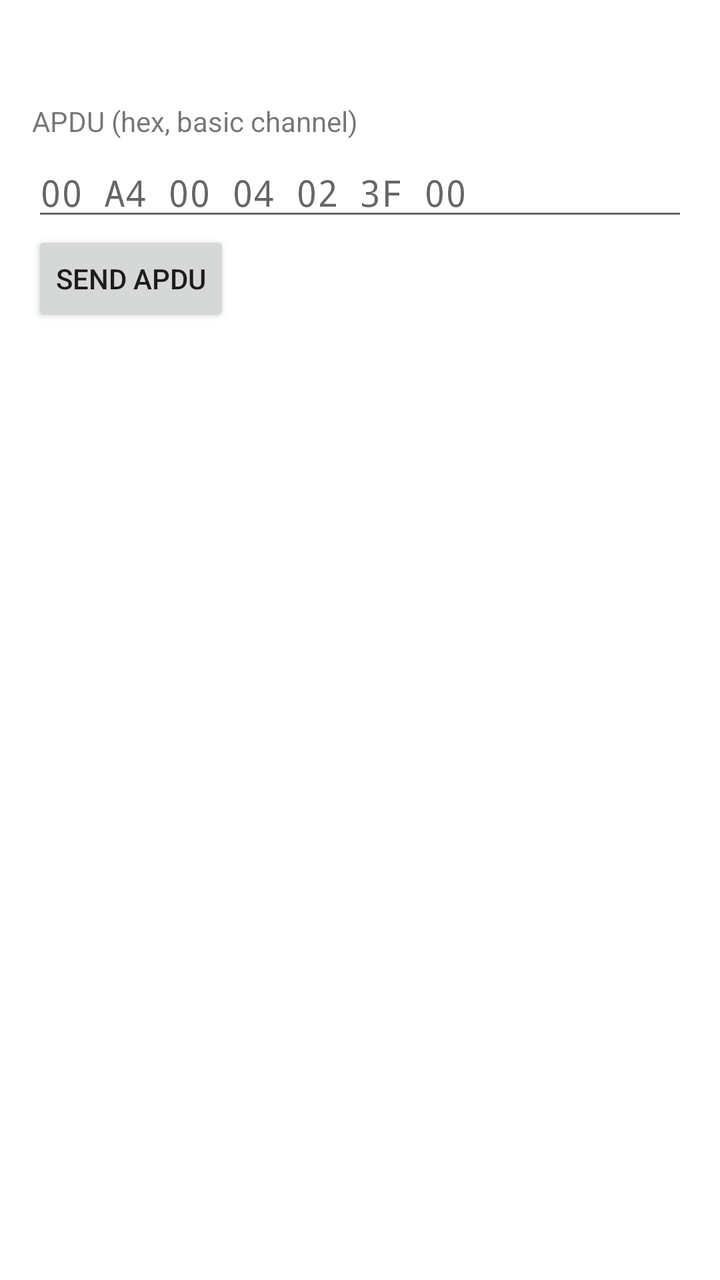
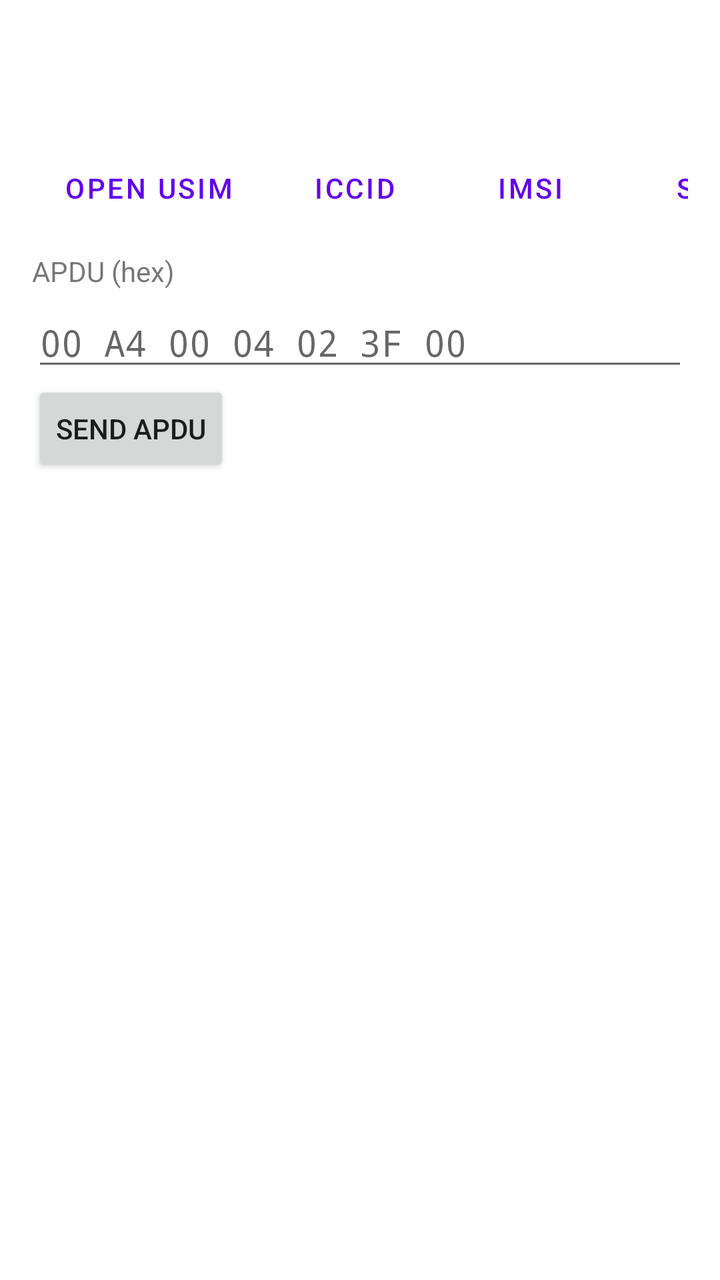

Screens rendered from an Android XML layout before and after an edit, with the pre-edit source and the edit as a unified diff.
<!-- AndroidManifest.xml: application theme Theme.GhostWire -->
<!-- res/layout/fragment_sim.xml -->
<?xml version="1.0" encoding="utf-8"?>
<ScrollView xmlns:android="http://schemas.android.com/apk/res/android"
    android:layout_width="match_parent"
    android:layout_height="match_parent">

    <LinearLayout
        android:layout_width="match_parent"
        android:layout_height="wrap_content"
        android:orientation="vertical"
        android:padding="16dp">

        <TextView
            android:id="@+id/sim_info"
            android:layout_width="match_parent"
            android:layout_height="wrap_content"
            android:fontFamily="monospace"
            android:textIsSelectable="true"
            android:paddingBottom="16dp" />

        <TextView
            android:layout_width="match_parent"
            android:layout_height="wrap_content"
            android:text="APDU (hex, basic channel)"
            android:paddingBottom="4dp" />

        <EditText
            android:id="@+id/apdu_in"
            android:layout_width="match_parent"
            android:layout_height="wrap_content"
            android:fontFamily="monospace"
            android:inputType="textNoSuggestions"
            android:hint="00 A4 00 04 02 3F 00" />

        <Button
            android:id="@+id/apdu_send"
            android:layout_width="wrap_content"
            android:layout_height="wrap_content"
            android:text="Send APDU" />

        <TextView
            android:id="@+id/apdu_out"
            android:layout_width="match_parent"
            android:layout_height="wrap_content"
            android:fontFamily="monospace"
            android:textIsSelectable="true"
            android:paddingTop="8dp" />
    </LinearLayout>
</ScrollView>
<!-- resources referenced by this layout -->
<resources>
  <style name="Theme.GhostWire" parent="Theme.MaterialComponents.DayNight.NoActionBar" />
</resources>

<!-- the commit's change to res/layout/fragment_sim.xml (unified diff, before → after) -->
@@ -1,41 +1,71 @@
 <?xml version="1.0" encoding="utf-8"?>
-<ScrollView xmlns:android="http://schemas.android.com/apk/res/android"
+<LinearLayout xmlns:android="http://schemas.android.com/apk/res/android"
     android:layout_width="match_parent"
-    android:layout_height="match_parent">
+    android:layout_height="match_parent"
+    android:orientation="vertical"
+    android:padding="16dp">
 
-    <LinearLayout
+    <TextView
+        android:id="@+id/sim_info"
         android:layout_width="match_parent"
         android:layout_height="wrap_content"
-        android:orientation="vertical"
-        android:padding="16dp">
+        android:fontFamily="monospace"
+        android:textIsSelectable="true"
+        android:paddingBottom="8dp" />
 
-        <TextView
-            android:id="@+id/sim_info"
-            android:layout_width="match_parent"
-            android:layout_height="wrap_content"
-            android:fontFamily="monospace"
-            android:textIsSelectable="true"
-            android:paddingBottom="16dp" />
+    <TextView
+        android:id="@+id/sim_channel"
+        android:layout_width="match_parent"
+        android:layout_height="wrap_content"
+        android:fontFamily="monospace"
+        android:paddingBottom="8dp" />
 
-        <TextView
-            android:layout_width="match_parent"
-            android:layout_height="wrap_content"
-            android:text="APDU (hex, basic channel)"
-            android:paddingBottom="4dp" />
+    <HorizontalScrollView
+        android:layout_width="match_parent"
+        android:layout_height="wrap_content"
+        android:scrollbars="none">
 
-        <EditText
-            android:id="@+id/apdu_in"
-            android:layout_width="match_parent"
-            android:layout_height="wrap_content"
-            android:fontFamily="monospace"
-            android:inputType="textNoSuggestions"
-            android:hint="00 A4 00 04 02 3F 00" />
-
-        <Button
-            android:id="@+id/apdu_send"
+        <LinearLayout
             android:layout_width="wrap_content"
             android:layout_height="wrap_content"
-            android:text="Send APDU" />
+            android:orientation="horizontal">
+
+            <Button android:id="@+id/p_openusim" style="?attr/materialButtonOutlinedStyle" android:layout_width="wrap_content" android:layout_height="wrap_content" android:text="Open USIM" />
+            <Button android:id="@+id/p_iccid" style="?attr/materialButtonOutlinedStyle" android:layout_width="wrap_content" android:layout_height="wrap_content" android:text="ICCID" />
+            <Button android:id="@+id/p_imsi" style="?attr/materialButtonOutlinedStyle" android:layout_width="wrap_content" android:layout_height="wrap_content" android:text="IMSI" />
+            <Button android:id="@+id/p_spn" style="?attr/materialButtonOutlinedStyle" android:layout_width="wrap_content" android:layout_height="wrap_content" android:text="SPN" />
+            <Button android:id="@+id/p_ad" style="?attr/materialButtonOutlinedStyle" android:layout_width="wrap_content" android:layout_height="wrap_content" android:text="AD" />
+            <Button android:id="@+id/p_loci" style="?attr/materialButtonOutlinedStyle" android:layout_width="wrap_content" android:layout_height="wrap_content" android:text="LOCI" />
+            <Button android:id="@+id/p_apps" style="?attr/materialButtonOutlinedStyle" android:layout_width="wrap_content" android:layout_height="wrap_content" android:text="Apps" />
+            <Button android:id="@+id/p_close" style="?attr/materialButtonOutlinedStyle" android:layout_width="wrap_content" android:layout_height="wrap_content" android:text="Close" />
+        </LinearLayout>
+    </HorizontalScrollView>
+
+    <TextView
+        android:layout_width="match_parent"
+        android:layout_height="wrap_content"
+        android:text="APDU (hex)"
+        android:paddingTop="8dp"
+        android:paddingBottom="4dp" />
+
+    <EditText
+        android:id="@+id/apdu_in"
+        android:layout_width="match_parent"
+        android:layout_height="wrap_content"
+        android:fontFamily="monospace"
+        android:inputType="textNoSuggestions"
+        android:hint="00 A4 00 04 02 3F 00" />
+
+    <Button
+        android:id="@+id/apdu_send"
+        android:layout_width="wrap_content"
+        android:layout_height="wrap_content"
+        android:text="Send APDU" />
+
+    <ScrollView
+        android:layout_width="match_parent"
+        android:layout_height="0dp"
+        android:layout_weight="1">
 
         <TextView
             android:id="@+id/apdu_out"
@@ -44,5 +74,5 @@
             android:fontFamily="monospace"
             android:textIsSelectable="true"
             android:paddingTop="8dp" />
-    </LinearLayout>
-</ScrollView>
+    </ScrollView>
+</LinearLayout>
